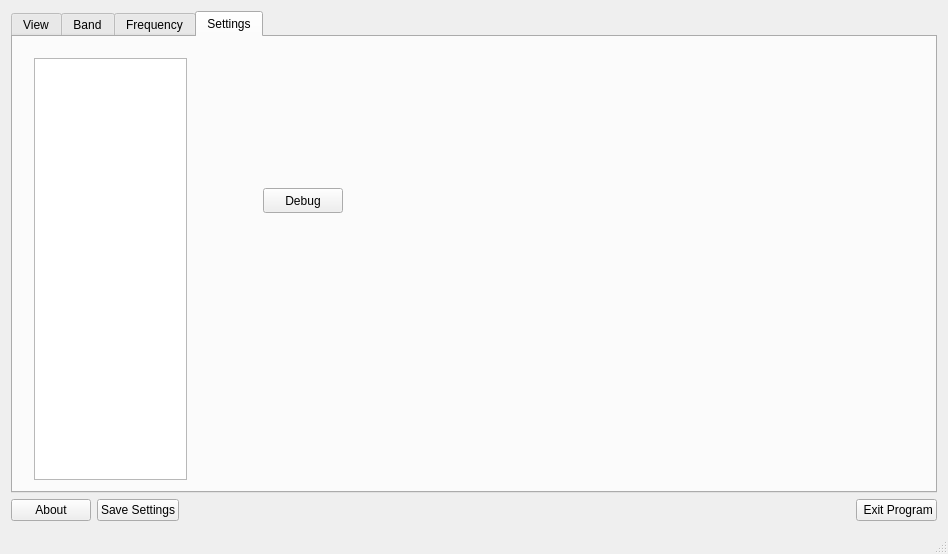
Old version of the form wfmain.ui in the repository adecarolis/wfweb.
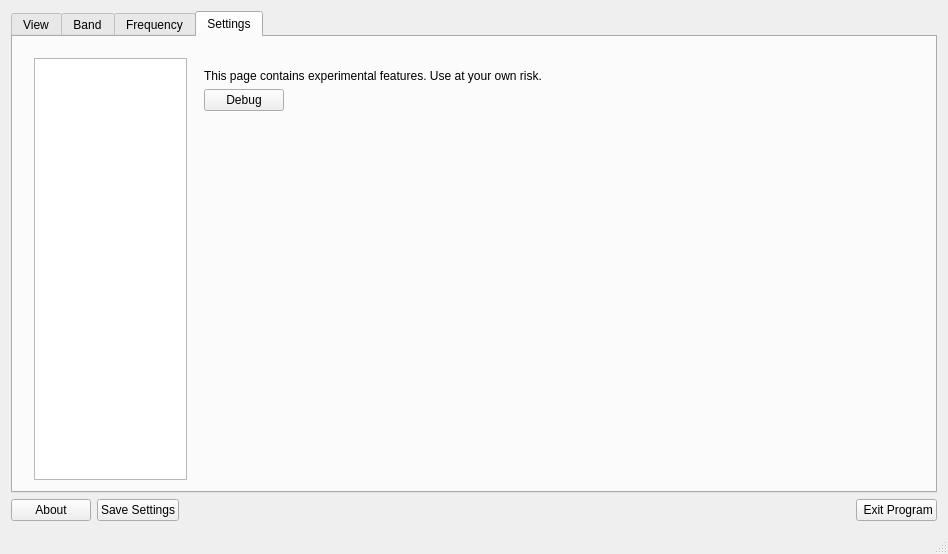
New version of the form. The open tabs and pages were chosen to show the change. Custom widgets are drawn as their Qt base class.

Commit message: Working preferences with a list.

Patch:
```diff
--- a/wfmain.ui
+++ b/wfmain.ui
@@ -3181,25 +3181,62 @@
              </layout>
             </widget>
             <widget class="QWidget" name="experimental">
-             <widget class="QPushButton" name="debugBtn">
-              <property name="geometry">
-               <rect>
-                <x>70</x>
-                <y>130</y>
-                <width>80</width>
-                <height>25</height>
-               </rect>
-              </property>
-              <property name="toolTip">
-               <string>&lt;html&gt;&lt;head/&gt;&lt;body&gt;&lt;p&gt;This button runs debug functions, and is provided as a convenience for programmers. The functions executed are under:&lt;/p&gt;&lt;p&gt;&lt;span style=&quot; color:#ffff55;&quot;&gt;void&lt;/span&gt;&lt;span style=&quot; color:#55ff55;&quot;&gt;wfmain&lt;/span&gt;&lt;span style=&quot; color:#aaaaaa;&quot;&gt;::&lt;/span&gt;&lt;span style=&quot; font-weight:600;&quot;&gt;on_debugBtn_clicked&lt;/span&gt;&lt;span style=&quot; color:#aaaaaa;&quot;&gt;()&lt;/span&gt;&lt;/p&gt;&lt;p&gt;in wfmain.cpp.&lt;/p&gt;&lt;/body&gt;&lt;/html&gt;</string>
-              </property>
-              <property name="text">
-               <string>Debug</string>
-              </property>
-              <property name="shortcut">
-               <string>Ctrl+Alt+D</string>
-              </property>
-             </widget>
+             <layout class="QVBoxLayout" name="verticalLayout_28">
+              <item>
+               <layout class="QHBoxLayout" name="horizontalLayout_37">
+                <item>
+                 <widget class="QLabel" name="label_31">
+                  <property name="text">
+                   <string>This page contains experimental features. Use at your own risk.</string>
+                  </property>
+                 </widget>
+                </item>
+               </layout>
+              </item>
+              <item>
+               <layout class="QHBoxLayout" name="horizontalLayout_38">
+                <item>
+                 <widget class="QPushButton" name="debugBtn">
+                  <property name="toolTip">
+                   <string>&lt;html&gt;&lt;head/&gt;&lt;body&gt;&lt;p&gt;This button runs debug functions, and is provided as a convenience for programmers. The functions executed are under:&lt;/p&gt;&lt;p&gt;&lt;span style=&quot; color:#ffff55;&quot;&gt;void&lt;/span&gt;&lt;span style=&quot; color:#55ff55;&quot;&gt;wfmain&lt;/span&gt;&lt;span style=&quot; color:#aaaaaa;&quot;&gt;::&lt;/span&gt;&lt;span style=&quot; font-weight:600;&quot;&gt;on_debugBtn_clicked&lt;/span&gt;&lt;span style=&quot; color:#aaaaaa;&quot;&gt;()&lt;/span&gt;&lt;/p&gt;&lt;p&gt;in wfmain.cpp.&lt;/p&gt;&lt;/body&gt;&lt;/html&gt;</string>
+                  </property>
+                  <property name="text">
+                   <string>Debug</string>
+                  </property>
+                  <property name="shortcut">
+                   <string>Ctrl+Alt+D</string>
+                  </property>
+                 </widget>
+                </item>
+                <item>
+                 <spacer name="horizontalSpacer_21">
+                  <property name="orientation">
+                   <enum>Qt::Horizontal</enum>
+                  </property>
+                  <property name="sizeHint" stdset="0">
+                   <size>
+                    <width>40</width>
+                    <height>20</height>
+                   </size>
+                  </property>
+                 </spacer>
+                </item>
+               </layout>
+              </item>
+              <item>
+               <spacer name="verticalSpacer_6">
+                <property name="orientation">
+                 <enum>Qt::Vertical</enum>
+                </property>
+                <property name="sizeHint" stdset="0">
+                 <size>
+                  <width>20</width>
+                  <height>320</height>
+                 </size>
+                </property>
+               </spacer>
+              </item>
+             </layout>
             </widget>
             <widget class="QWidget" name="audioProcessing"/>
            </widget>
```
Left out of the diff: 69 changed lines with no effect on the pictures. The commit also changes 2 other files.
